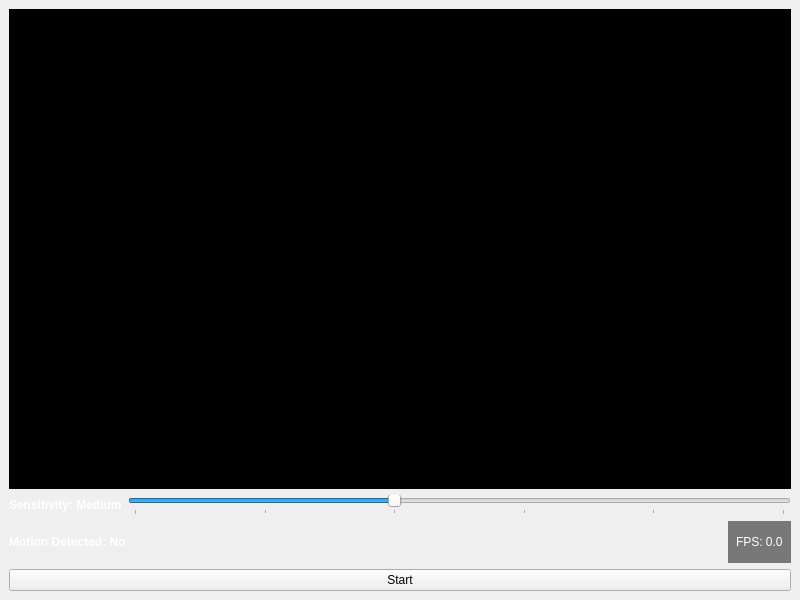
Above: mainwindow.ui from ProgerPoRaschety/Glazochek before the change. Below: the same form after it.
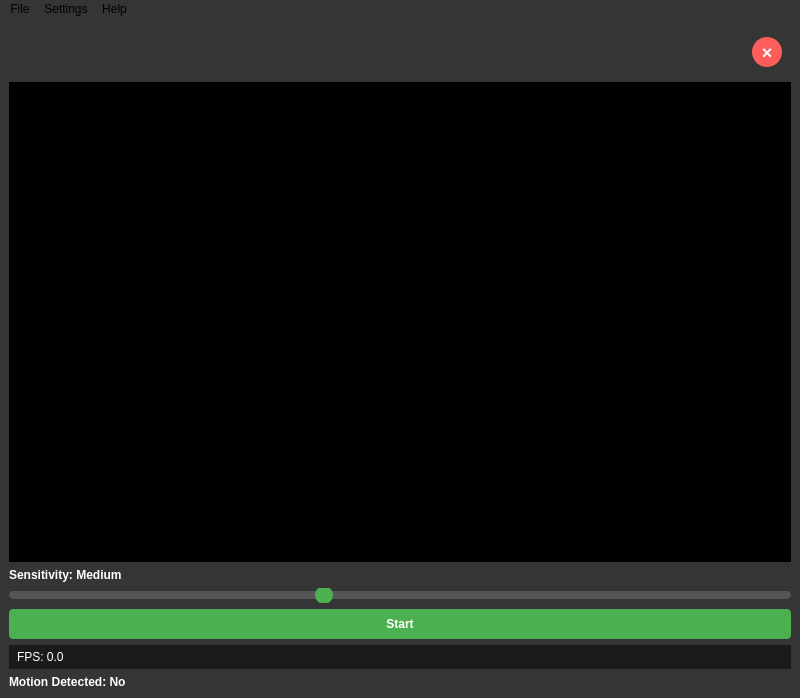
That is the form after the change.

Commit message: Изменение интерфейса

The edit to the form file:
```diff
--- a/mainwindow.ui
+++ b/mainwindow.ui
@@ -11,10 +11,73 @@
    </rect>
   </property>
   <property name="windowTitle">
-   <string>Webcam Viewer 480p</string>
+      <string>Webcam Viewer</string>
+    </property>
+    <property name="styleSheet">
+      <string notr="true">background-color: #353535;</string>
   </property>
   <widget class="QWidget" name="centralwidget">
-   <layout class="QVBoxLayout" name="verticalLayout">
+      <layout class="QVBoxLayout" name="mainLayout">
+        <!-- Верхняя панель с кнопками -->
+        <item>
+          <widget class="QWidget" name="topPanel">
+            <property name="styleSheet">
+              <string notr="true">background-color: transparent;</string>
+            </property>
+            <layout class="QHBoxLayout" name="topPanelLayout">
+              <item>
+                <spacer name="horizontalSpacer">
+                  <property name="orientation">
+                    <enum>Qt::Horizontal</enum>
+                  </property>
+                  <property name="sizeHint" stdset="0">
+                    <size>
+                      <width>0</width>
+                      <height>20</height>
+                    </size>
+                  </property>
+                </spacer>
+              </item>
+              <item>
+                <widget class="QPushButton" name="closeButton">
+                  <property name="minimumSize">
+                    <size>
+                      <width>30</width>
+                      <height>30</height>
+                    </size>
+                  </property>
+                  <property name="maximumSize">
+                    <size>
+                      <width>30</width>
+                      <height>30</height>
+                    </size>
+                  </property>
+                  <property name="text">
+                    <string>×</string>
+                  </property>
+                  <property name="styleSheet">
+                    <string notr="true">QPushButton {
+                      background-color: #ff5c5c;
+                      color: white;
+                      border-radius: 15px;
+                      border: none;
+                      font-size: 18px;
+                      font-weight: bold;
+                    }
+                    QPushButton:hover {
+                      background-color: #ff3b3b;
+                    }
+                    QPushButton:pressed {
+                      background-color: #ff1a1a;
+                    }</string>
+                  </property>
+                </widget>
+              </item>
+            </layout>
+          </widget>
+        </item>
+
+        <!-- Основной контент -->
     <item>
      <widget class="QLabel" name="cameraLabel">
       <property name="minimumSize">
@@ -31,12 +94,14 @@
       </property>
      </widget>
     </item>
+
+        <!-- Панель управления -->
     <item>
-     <layout class="QHBoxLayout" name="horizontalLayout_2">
+          <layout class="QVBoxLayout" name="controlLayout">
       <item>
        <widget class="QLabel" name="sensitivityLabel">
         <property name="styleSheet">
-         <string notr="true">font-weight: bold; color: white;</string>
+                  <string notr="true">color: white; font-weight: bold;</string>
         </property>
         <property name="text">
          <string>Sensitivity: Medium</string>
@@ -57,62 +122,125 @@
         <property name="orientation">
          <enum>Qt::Horizontal</enum>
         </property>
-        <property name="tickPosition">
-         <enum>QSlider::TicksBelow</enum>
-        </property>
-        <property name="tickInterval">
-         <number>1</number>
-        </property>
-       </widget>
-      </item>
-     </layout>
-    </item>
-    <item>
-     <layout class="QHBoxLayout" name="horizontalLayout">
-      <item>
-       <widget class="QLabel" name="motionLabel">
         <property name="styleSheet">
-         <string notr="true">font-weight: bold; color: white;</string>
-        </property>
-        <property name="text">
-         <string>Motion Detected: No</string>
-        </property>
-       </widget>
-      </item>
-      <item>
-       <spacer name="horizontalSpacer">
-        <property name="orientation">
-         <enum>Qt::Horizontal</enum>
-        </property>
-        <property name="sizeHint" stdset="0">
-         <size>
-          <width>40</width>
-          <height>20</height>
-         </size>
-        </property>
-       </spacer>
-      </item>
-      <item>
-       <widget class="QLabel" name="fpsLabel">
-        <property name="styleSheet">
-         <string notr="true">background-color: rgba(0,0,0,50%); color: white; padding: 5px;</string>
-        </property>
-        <property name="text">
-         <string>FPS: 0.0</string>
-        </property>
-       </widget>
-      </item>
-     </layout>
+                  <string notr="true">QSlider::groove:horizontal {
+                    height: 8px;
+                    background: #555;
+                    border-radius: 4px;
+                  }
+                  QSlider::handle:horizontal {
+                    width: 18px;
+                    margin: -5px 0;
+                    background: #4CAF50;
+                    border-radius: 9px;
+                  }</string>
+                </property>
+              </widget>
     </item>
     <item>
      <widget class="QPushButton" name="startButton">
+                <property name="minimumSize">
+                  <size>
+                    <width>120</width>
+                    <height>30</height>
+                  </size>
+                </property>
       <property name="text">
        <string>Start</string>
       </property>
-     </widget>
-    </item>
-   </layout>
-  </widget>
+                <property name="styleSheet">
+                  <string notr="true">QPushButton {
+                    background-color: #4CAF50;
+                    color: white;
+                    border: none;
+                    padding: 5px 10px;
+                    border-radius: 4px;
+                    font-weight: bold;
+                  }
+                  QPushButton:hover {
+                    background-color: #45a049;
+                  }
+                  QPushButton:pressed {
+                    background-color: #367d39;
+                  }</string>
+                </property>
+              </widget>
+            </item>
+            <item>
+              <widget class="QLabel" name="fpsLabel">
+                <property name="styleSheet">
+                  <string notr="true">background-color: rgba(0,0,0,50%);
+                  color: white; padding: 5px;</string>
+                </property>
+                <property name="text">
+                  <string>FPS: 0.0</string>
+                </property>
+              </widget>
+            </item>
+            <item>
+              <widget class="QLabel" name="motionLabel">
+                <property name="styleSheet">
+                  <string notr="true">color: white; font-weight: bold;</string>
+                </property>
+                <property name="text">
+                  <string>Motion Detected: No</string>
+                </property>
+              </widget>
+            </item>
+          </layout>
+        </item>
+      </layout>
+    </widget>
+
+    <!-- Меню -->
+    <widget class="QMenuBar" name="menubar">
+      <property name="geometry">
+        <rect>
+          <x>0</x>
+          <y>0</y>
+          <width>800</width>
+          <height>22</height>
+        </rect>
+      </property>
+      <widget class="QMenu" name="menuFile">
+        <property name="title">
+          <string>File</string>
+        </property>
+        <addaction name="actionExit"/>
+      </widget>
+      <widget class="QMenu" name="menuSettings">
+        <property name="title">
+          <string>Settings</string>
+        </property>
+        <addaction name="actionPreferences"/>
+      </widget>
+      <widget class="QMenu" name="menuHelp">
+        <property name="title">
+          <string>Help</string>
+        </property>
+        <addaction name="actionAbout"/>
+      </widget>
+      <addaction name="menuFile"/>
+      <addaction name="menuSettings"/>
+      <addaction name="menuHelp"/>
+    </widget>
+
+    <!-- Действия -->
+    <action name="actionExit">
+      <property name="text">
+        <string>Exit</string>
+      </property>
+    </action>
+    <action name="actionAbout">
+      <property name="text">
+        <string>About</string>
+      </property>
+    </action>
+    <action name="actionPreferences">
+      <property name="text">
+        <string>Preferences</string>
+      </property>
+    </action>
  </widget>
  <resources/>
  <connections/>
```
Left out of the diff: 10 changed lines with no effect on the pictures. Lines whose indentation alone changed are shown as unchanged. The commit also changes 6 other files.
